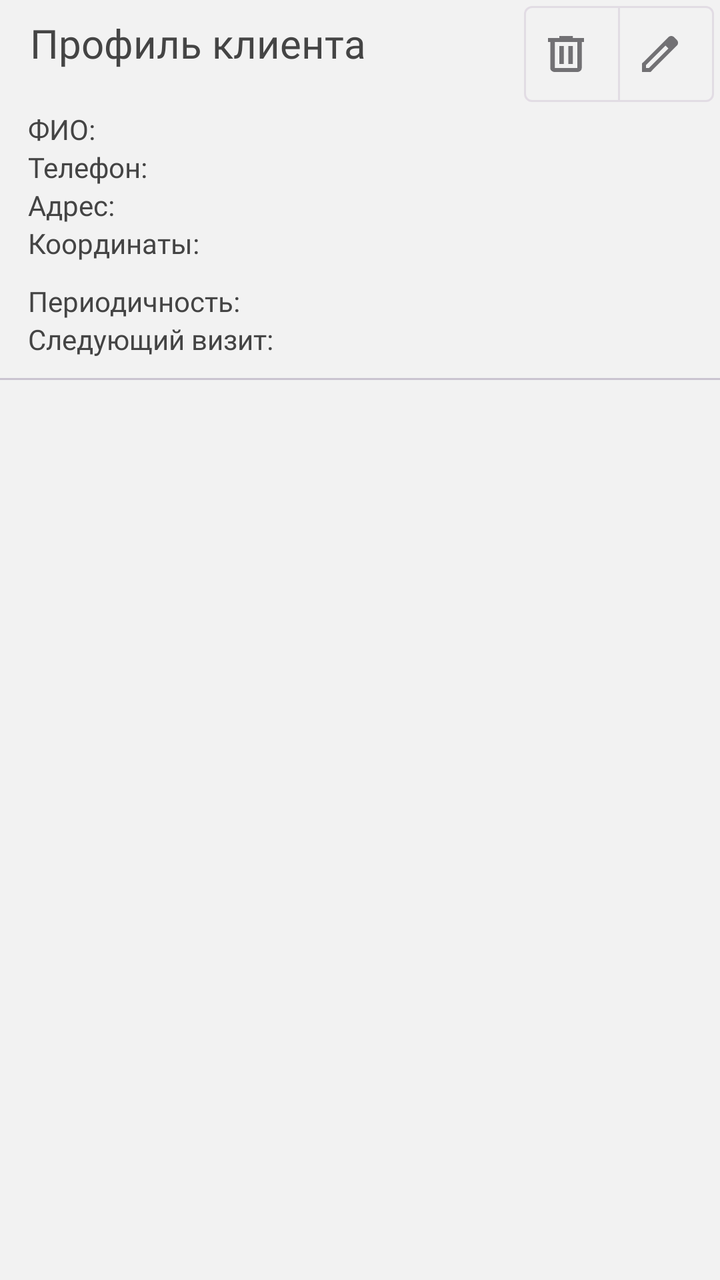
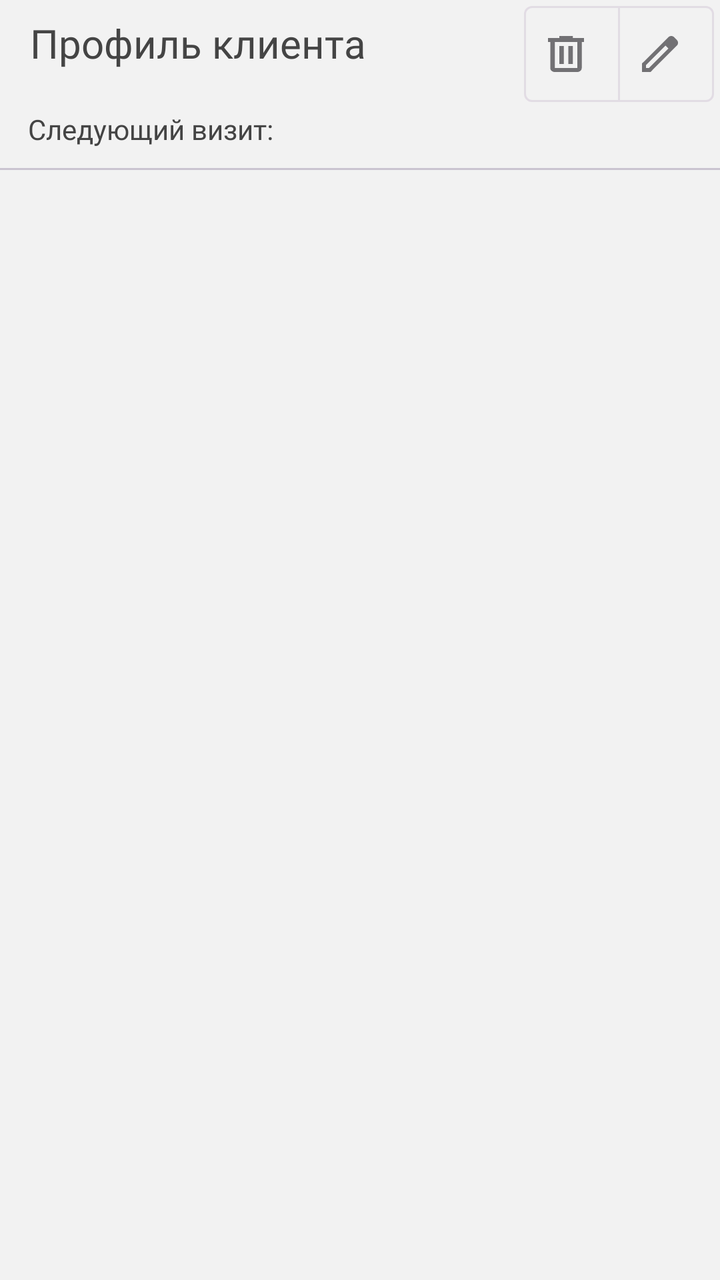

The first picture is an Android layout as it rendered before a commit; the second is the same layout after the commit. The layout source and the unified diff follow.
<!-- AndroidManifest.xml: application theme Theme.Aquateka -->
<!-- res/layout/activity_profile_customer.xml -->
<?xml version="1.0" encoding="utf-8"?>
<androidx.constraintlayout.widget.ConstraintLayout xmlns:android="http://schemas.android.com/apk/res/android"
    xmlns:app="http://schemas.android.com/apk/res-auto"
    xmlns:tools="http://schemas.android.com/tools"
    android:id="@+id/main"
    android:layout_width="match_parent"
    android:layout_height="match_parent"
    android:background="@color/surface"
    tools:context=".view.activity.ProfileCustomerActivity">

    <TextView
        android:id="@+id/tv_month"
        android:layout_width="wrap_content"
        android:layout_height="wrap_content"
        android:fontFamily="@font/inter_bold"
        android:text="@string/client_profile"
        android:textColor="@color/text"
        android:textSize="20sp"
        android:paddingHorizontal="10dp"
        android:layout_marginStart="5dp"
        android:layout_marginTop="8dp"
        app:layout_constraintStart_toStartOf="parent"
        app:layout_constraintTop_toTopOf="parent" />

    <com.google.android.material.button.MaterialButtonToggleGroup
        android:layout_width="wrap_content"
        android:layout_height="wrap_content"
        android:layout_margin="3dp"
        app:layout_constraintEnd_toEndOf="parent"
        app:layout_constraintTop_toTopOf="parent">

        <Button
            style="@style/Button.IconOnly"
            android:layout_width="wrap_content"
            android:layout_height="wrap_content"
            app:icon="@drawable/ic_delete" />

        <Button
            style="@style/Button.IconOnly"
            android:layout_width="wrap_content"
            android:layout_height="wrap_content"
            app:icon="@drawable/ic_edit" />
    </com.google.android.material.button.MaterialButtonToggleGroup>

    <LinearLayout
        android:id="@+id/ll_customer_info"
        android:layout_width="wrap_content"
        android:layout_height="wrap_content"
        android:layout_marginStart="14dp"
        android:layout_marginTop="20dp"
        android:orientation="vertical"
        app:layout_constraintStart_toStartOf="parent"
        app:layout_constraintTop_toBottomOf="@+id/tv_month">

        <TextView
            style="@style/InfoText"
            android:layout_width="wrap_content"
            android:layout_height="wrap_content"
            android:text="ФИО: " />

        <TextView
            style="@style/InfoText"
            android:layout_width="wrap_content"
            android:layout_height="wrap_content"
            android:text="Телефон: " />

        <TextView
            style="@style/InfoText"
            android:layout_width="wrap_content"
            android:layout_height="wrap_content"
            android:text="Адрес: " />

        <TextView
            style="@style/InfoText"
            android:layout_width="wrap_content"
            android:layout_height="wrap_content"
            android:text="Координаты: " />

        <TextView
            style="@style/InfoText"
            android:layout_width="wrap_content"
            android:layout_height="wrap_content"
            android:layout_marginTop="10dp"
            android:text="Периодичность: " />

        <TextView
            style="@style/InfoText"
            android:layout_width="wrap_content"
            android:layout_height="wrap_content"
            android:text="Следующий визит: " />
    </LinearLayout>


    <com.google.android.material.divider.MaterialDivider
        android:id="@+id/materialDivider"
        android:layout_width="match_parent"
        android:layout_height="wrap_content"
        android:layout_marginTop="10dp"
        app:layout_constraintEnd_toEndOf="parent"
        app:layout_constraintStart_toStartOf="parent"
        app:layout_constraintTop_toBottomOf="@+id/ll_customer_info" />

    <androidx.recyclerview.widget.RecyclerView
        android:id="@+id/rv_customers"
        android:layout_width="match_parent"
        android:layout_height="0dp"
        android:paddingHorizontal="12dp"
        android:paddingTop="15dp"
        app:layout_constraintBottom_toBottomOf="parent"
        app:layout_constraintEnd_toEndOf="parent"
        app:layout_constraintStart_toStartOf="parent"
        app:layout_constraintTop_toBottomOf="@+id/materialDivider" />

</androidx.constraintlayout.widget.ConstraintLayout>
<!-- resources referenced by this layout -->
<resources>
  <color name="surface">#F2F2F2</color>
  <color name="text">#444444</color>
  <!-- drawable ic_delete (drawable) -->
  <vector xmlns:android="http://schemas.android.com/apk/res/android"
      android:width="16dp"
      android:height="18dp"
      android:viewportWidth="16"
      android:viewportHeight="18">
    <path
        android:pathData="M3,18C2.45,18 1.979,17.804 1.587,17.413C1.196,17.021 1,16.55 1,16V3H0V1H5V0H11V1H16V3H15V16C15,16.55 14.804,17.021 14.413,17.413C14.021,17.804 13.55,18 13,18H3ZM13,3H3V16H13V3ZM5,14H7V5H5V14ZM9,14H11V5H9V14Z"
        android:fillColor="#444444"/>
  </vector>
  <!-- drawable ic_edit (drawable) -->
  <vector xmlns:android="http://schemas.android.com/apk/res/android"
      android:width="18dp"
      android:height="18dp"
      android:viewportWidth="18"
      android:viewportHeight="18">
    <path
        android:pathData="M2,16H3.425L13.2,6.225L11.775,4.8L2,14.575V16ZM0,18V13.75L13.2,0.575C13.4,0.392 13.621,0.25 13.863,0.15C14.104,0.05 14.358,0 14.625,0C14.892,0 15.15,0.05 15.4,0.15C15.65,0.25 15.867,0.4 16.05,0.6L17.425,2C17.625,2.183 17.771,2.4 17.862,2.65C17.954,2.9 18,3.15 18,3.4C18,3.667 17.954,3.921 17.862,4.162C17.771,4.404 17.625,4.625 17.425,4.825L4.25,18H0ZM12.475,5.525L11.775,4.8L13.2,6.225L12.475,5.525Z"
        android:fillColor="#444444"/>
  </vector>
  <string name="client_profile">Профиль клиента</string>
  <style name="Button.IconOnly" parent="Widget.MaterialComponents.Button.OutlinedButton">
          <item name="iconPadding">0dp</item>
          <item name="android:insetTop">0dp</item>
          <item name="android:insetBottom">0dp</item>
          <item name="android:paddingLeft">12dp</item>
          <item name="android:paddingRight">12dp</item>
          <item name="android:minWidth">48dp</item>
          <item name="android:minHeight">48dp</item>
      </style>
  <style name="InfoText">
          <item name="android:textColor">@color/text</item>
          <item name="fontFamily">@font/inter</item>
          <item name="android:textSize">14sp</item>
      </style>
  <style name="Theme.Aquateka" parent="Base.Theme.Aquateka" />
  <style name="Base.Theme.Aquateka" parent="Theme.Material3.DayNight.NoActionBar">
          <item name="android:statusBarColor">@color/dark_surface</item>
          <item name="android:windowLightStatusBar">false</item>
          <item name="materialSearchViewStyle">@style/Widget.Material3.SearchView</item>
  
          <item name="chipStyle">@style/Widget.App.Chip</item>
      </style>
  <color name="dark_surface">#575757</color>
  <style name="Widget.App.Chip" parent="Widget.Material3.Chip.Suggestion">
          <item name="chipStrokeColor">@color/dark_surface</item>
          <item name="android:textSize">12sp</item>
          <item name="android:textColor">@color/dark_surface</item>
          <item name="android:textAppearance">@font/inter_bold</item>
          <item name="chipBackgroundColor">@color/chip_tint</item>
      </style>
</resources>

<!-- the commit's change to res/layout/activity_profile_customer.xml (unified diff, before → after) -->
@@ -26,69 +26,36 @@
         android:layout_width="wrap_content"
         android:layout_height="wrap_content"
         android:layout_margin="3dp"
+        app:singleSelection="true"
         app:layout_constraintEnd_toEndOf="parent"
         app:layout_constraintTop_toTopOf="parent">
 
         <Button
+            android:id="@+id/bt_delete"
             style="@style/Button.IconOnly"
             android:layout_width="wrap_content"
             android:layout_height="wrap_content"
             app:icon="@drawable/ic_delete" />
 
         <Button
+            android:id="@+id/bt_edit"
             style="@style/Button.IconOnly"
             android:layout_width="wrap_content"
             android:layout_height="wrap_content"
             app:icon="@drawable/ic_edit" />
     </com.google.android.material.button.MaterialButtonToggleGroup>
 
-    <LinearLayout
-        android:id="@+id/ll_customer_info"
-        android:layout_width="wrap_content"
-        android:layout_height="wrap_content"
-        android:layout_marginStart="14dp"
-        android:layout_marginTop="20dp"
-        android:orientation="vertical"
-        app:layout_constraintStart_toStartOf="parent"
-        app:layout_constraintTop_toBottomOf="@+id/tv_month">
 
         <TextView
+            android:id="@+id/userInfo"
             style="@style/InfoText"
             android:layout_width="wrap_content"
             android:layout_height="wrap_content"
-            android:text="ФИО: " />
-
-        <TextView
-            style="@style/InfoText"
-            android:layout_width="wrap_content"
-            android:layout_height="wrap_content"
-            android:text="Телефон: " />
-
-        <TextView
-            style="@style/InfoText"
-            android:layout_width="wrap_content"
-            android:layout_height="wrap_content"
-            android:text="Адрес: " />
-
-        <TextView
-            style="@style/InfoText"
-            android:layout_width="wrap_content"
-            android:layout_height="wrap_content"
-            android:text="Координаты: " />
-
-        <TextView
-            style="@style/InfoText"
-            android:layout_width="wrap_content"
-            android:layout_height="wrap_content"
-            android:layout_marginTop="10dp"
-            android:text="Периодичность: " />
-
-        <TextView
-            style="@style/InfoText"
-            android:layout_width="wrap_content"
-            android:layout_height="wrap_content"
-            android:text="Следующий визит: " />
-    </LinearLayout>
+            android:text="Следующий визит: "
+            android:layout_marginStart="14dp"
+            android:layout_marginTop="20dp"
+            app:layout_constraintStart_toStartOf="parent"
+            app:layout_constraintTop_toBottomOf="@+id/tv_month"/>
 
 
     <com.google.android.material.divider.MaterialDivider
@@ -98,7 +65,7 @@
         android:layout_marginTop="10dp"
         app:layout_constraintEnd_toEndOf="parent"
         app:layout_constraintStart_toStartOf="parent"
-        app:layout_constraintTop_toBottomOf="@+id/ll_customer_info" />
+        app:layout_constraintTop_toBottomOf="@+id/userInfo" />
 
     <androidx.recyclerview.widget.RecyclerView
         android:id="@+id/rv_customers"
@@ -106,6 +73,7 @@
         android:layout_height="0dp"
         android:paddingHorizontal="12dp"
         android:paddingTop="15dp"
+        app:layoutManager="androidx.recyclerview.widget.LinearLayoutManager"
         app:layout_constraintBottom_toBottomOf="parent"
         app:layout_constraintEnd_toEndOf="parent"
         app:layout_constraintStart_toStartOf="parent"
